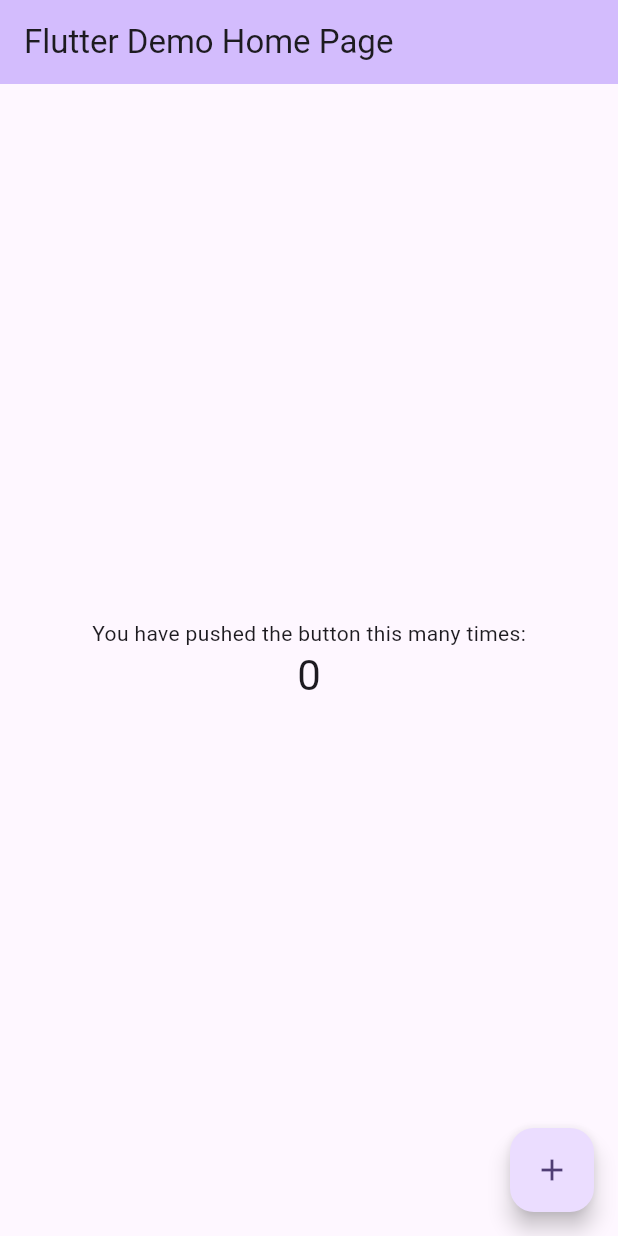
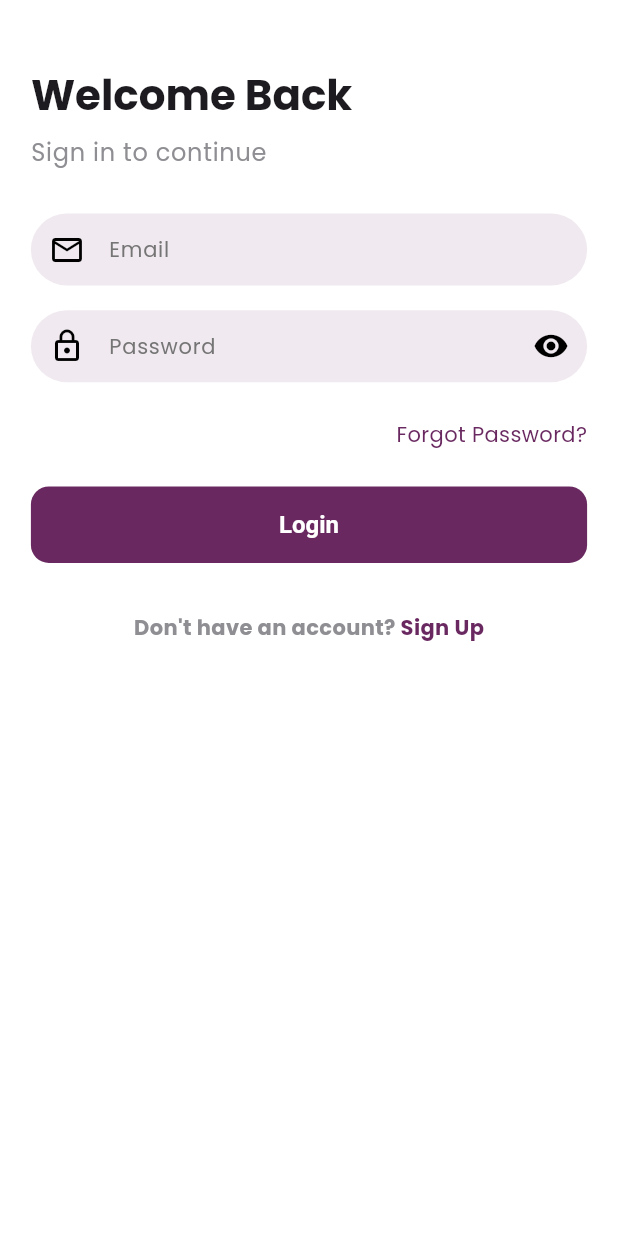
Before and after one commit to ganeshchay2021/chat_app, a Flutter app: the screen it shows after launch, on a phone screen of 412 x 824 dp. Run offline on Flutter 3.47's test engine with Material 3 defaults, Android fonts, the phone set to English and light mode, and no system bars; our stand-ins replace google_fonts.

Commit message:
Login Screen Added

```diff
--- /dev/null
+++ b/devtools_options.yaml
@@ -0,0 +1,3 @@
+description: This file stores settings for Dart & Flutter DevTools.
+documentation: https://docs.flutter.dev/tools/devtools/extensions#configure-extension-enablement-states
+extensions:
--- /dev/null
+++ b/lib/config/helper/app_helper.dart
@@ -0,0 +1,26 @@
+import 'package:flutter/widgets.dart';
+
+class SizeConfig {
+  static late MediaQueryData _mediaQueryData;
+  static late double screenWidth;
+  static late double screenHeight;
+  static late double blockSizeHorizontal;
+  static late double blockSizeVertical;
+
+  static late double textMultiplier;
+  static late double imageSizeMultiplier;
+  static late double heightMultiplier;
+
+  static void init(BuildContext context) {
+    _mediaQueryData = MediaQuery.of(context);
+    screenWidth = _mediaQueryData.size.width;
+    screenHeight = _mediaQueryData.size.height;
+
+    blockSizeHorizontal = screenWidth / 100;
+    blockSizeVertical = screenHeight / 100;
+
+    textMultiplier = blockSizeVertical;
+    imageSizeMultiplier = blockSizeHorizontal;
+    heightMultiplier = blockSizeVertical;
+  }
+}
--- /dev/null
+++ b/lib/config/theme/app_theme.dart
@@ -0,0 +1,98 @@
+import 'package:flutter/material.dart';
+import 'package:google_fonts/google_fonts.dart';
+
+class AppTheme {
+  // Define the primary color
+  static const primaryColor = Color(0xff692960);
+
+  static ThemeData lightTheme = ThemeData(
+    useMaterial3: true,
+    brightness: Brightness.light,
+
+    // Colors
+    colorScheme: const ColorScheme.light(
+      primary: primaryColor,
+      secondary: Color(0xFF8E8E93),
+      surface: Colors.white,
+      onSurface: Colors.black,
+      // Adding complementary colors that work well with #acdde0
+      tertiary: Color(0xFF7CBEC2), // Slightly darker shade for depth
+      onPrimary:
+          Colors.black87, // Dark text on primary color for better contrast
+    ),
+
+    // AppBar Theme
+    appBarTheme: const AppBarTheme(
+      backgroundColor: Colors.white,
+      elevation: 0,
+      centerTitle: false,
+      titleTextStyle: TextStyle(
+        color: Colors.black,
+        fontSize: 18,
+        fontWeight: FontWeight.w600,
+      ),
+      iconTheme: IconThemeData(color: Colors.black),
+    ),
+
+    // Input Decoration
+    inputDecorationTheme: InputDecorationTheme(
+      filled: true,
+      fillColor: primaryColor.withOpacity(0.1),
+      contentPadding: const EdgeInsets.symmetric(
+        horizontal: 16,
+        vertical: 8,
+      ),
+      border: OutlineInputBorder(
+        borderRadius: BorderRadius.circular(24),
+        borderSide: BorderSide.none,
+      ),
+      enabledBorder: OutlineInputBorder(
+        borderRadius: BorderRadius.circular(24),
+        borderSide: BorderSide.none,
+      ),
+      focusedBorder: OutlineInputBorder(
+        borderRadius: BorderRadius.circular(24),
+        borderSide: const BorderSide(color: primaryColor),
+      ),
+      hintStyle: TextStyle(
+        color: Colors.grey[600],
+        fontSize: 14,
+      ),
+    ),
+
+    // Message Bubbles
+    cardTheme: CardTheme(
+      color: primaryColor.withOpacity(0.1),
+      elevation: 0,
+      shape: RoundedRectangleBorder(
+        borderRadius: BorderRadius.circular(16),
+      ),
+    ),
+
+    // Icons
+    iconTheme: const IconThemeData(
+      color: Colors.black87,
+      size: 24,
+    ),
+
+    // Text Themes
+    textTheme: GoogleFonts.poppinsTextTheme(),
+
+    // Button Theme
+    elevatedButtonTheme: ElevatedButtonThemeData(
+      style: ElevatedButton.styleFrom(
+        backgroundColor: primaryColor,
+        foregroundColor: Colors.black87,
+        elevation: 0,
+        padding: const EdgeInsets.symmetric(vertical: 16),
+        shape: RoundedRectangleBorder(
+          borderRadius: BorderRadius.circular(12),
+        ),
+        textStyle: const TextStyle(
+          fontSize: 16,
+          fontWeight: FontWeight.w600,
+        ),
+      ),
+    ),
+  );
+}
--- /dev/null
+++ b/lib/core/common/custom_button.dart
@@ -0,0 +1,42 @@
+import 'package:flutter/material.dart';
+
+class CustomButton extends StatelessWidget {
+  final Function()? onPressed;
+  final String? text;
+  final Widget? child;
+
+  const CustomButton({
+    super.key,
+    required this.onPressed,
+    this.text,
+    this.child,
+  }) : assert(text != null || child != null,
+            'Either text or child must be provided');
+
+  @override
+  Widget build(BuildContext context) {
+    return SizedBox(
+      width: double.infinity,
+      child: ElevatedButton(
+        onPressed: onPressed,
+        style: ElevatedButton.styleFrom(
+          backgroundColor: Theme.of(context).colorScheme.primary,
+          foregroundColor: Colors.blue,
+          padding: const EdgeInsets.symmetric(vertical: 16),
+          shape: RoundedRectangleBorder(
+            borderRadius: BorderRadius.circular(12),
+          ),
+        ),
+        child: child ??
+            Text(
+              text!,
+              style: const TextStyle(
+                fontSize: 16,
+                color: Colors.white,
+                fontWeight: FontWeight.bold,
+              ),
+            ),
+      ),
+    );
+  }
+}
--- /dev/null
+++ b/lib/core/common/custom_textfield.dart
@@ -0,0 +1,39 @@
+// ignore_for_file: public_member_api_docs, sort_constructors_first
+import 'package:flutter/material.dart';
+
+class CustomTextfield extends StatelessWidget {
+  final TextEditingController controller;
+  final String hintText;
+  final Widget? prefexIcon;
+  final Widget? sufixIcon;
+  final bool obsecureText;
+  final TextInputType keyBoardType;
+  final FocusNode? focusNode;
+  final String? Function(String?)? validator;
+  const CustomTextfield({
+    super.key,
+    required this.controller,
+    required this.hintText,
+    required this.keyBoardType,
+    this.prefexIcon,
+    this.sufixIcon,
+    this.obsecureText = false,
+    this.focusNode,
+    this.validator,
+  });
+
+  @override
+  Widget build(BuildContext context) {
+    return TextFormField(
+      controller: controller,
+      obscureText: obsecureText,
+      validator: validator,
+      focusNode: focusNode,
+      decoration: InputDecoration(
+        hintText: hintText,
+        prefixIcon: prefexIcon,
+        suffixIcon: sufixIcon,
+      ),
+    );
+  }
+}
--- a/lib/main.dart
+++ b/lib/main.dart
@@ -1,125 +1,25 @@
 import 'package:flutter/material.dart';
+import 'package:real_chat_app/config/theme/app_theme.dart';
+import 'package:real_chat_app/presentation/screens/auth/login_screen.dart';
+
+import 'config/helper/app_helper.dart';
 
 void main() {
-  runApp(const MyApp());
+  runApp(
+    const MyApp(),
+  );
 }
 
 class MyApp extends StatelessWidget {
   const MyApp({super.key});
 
-  // This widget is the root of your application.
   @override
   Widget build(BuildContext context) {
+    SizeConfig.init(context); // Initialize once at app start
     return MaterialApp(
-      title: 'Flutter Demo',
-      theme: ThemeData(
-        // This is the theme of your application.
-        //
-        // TRY THIS: Try running your application with "flutter run". You'll see
-        // the application has a purple toolbar. Then, without quitting the app,
-        // try changing the seedColor in the colorScheme below to Colors.green
-        // and then invoke "hot reload" (save your changes or press the "hot
-        // reload" button in a Flutter-supported IDE, or press "r" if you used
-        // the command line to start the app).
-        //
-        // Notice that the counter didn't reset back to zero; the application
-        // state is not lost during the reload. To reset the state, use hot
-        // restart instead.
-        //
-        // This works for code too, not just values: Most code changes can be
-        // tested with just a hot reload.
-        colorScheme: ColorScheme.fromSeed(seedColor: Colors.deepPurple),
-        useMaterial3: true,
-      ),
-      home: const MyHomePage(title: 'Flutter Demo Home Page'),
+      title: 'Messanger App',
+      theme: AppTheme.lightTheme,
+      home: const LoginScreen(),
     );
   }
 }
-
-class MyHomePage extends StatefulWidget {
-  const MyHomePage({super.key, required this.title});
-
-  // This widget is the home page of your application. It is stateful, meaning
-  // that it has a State object (defined below) that contains fields that affect
-  // how it looks.
-
-  // This class is the configuration for the state. It holds the values (in this
-  // case the title) provided by the parent (in this case the App widget) and
-  // used by the build method of the State. Fields in a Widget subclass are
-  // always marked "final".
-
-  final String title;
-
-  @override
-  State<MyHomePage> createState() => _MyHomePageState();
-}
-
-class _MyHomePageState extends State<MyHomePage> {
-  int _counter = 0;
-
-  void _incrementCounter() {
-    setState(() {
-      // This call to setState tells the Flutter framework that something has
-      // changed in this State, which causes it to rerun the build method below
-      // so that the display can reflect the updated values. If we changed
-      // _counter without calling setState(), then the build method would not be
-      // called again, and so nothing would appear to happen.
-      _counter++;
-    });
-  }
-
-  @override
-  Widget build(BuildContext context) {
-    // This method is rerun every time setState is called, for instance as done
-    // by the _incrementCounter method above.
-    //
-    // The Flutter framework has been optimized to make rerunning build methods
-    // fast, so that you can just rebuild anything that needs updating rather
-    // than having to individually change instances of widgets.
-    return Scaffold(
-      appBar: AppBar(
-        // TRY THIS: Try changing the color here to a specific color (to
-        // Colors.amber, perhaps?) and trigger a hot reload to see the AppBar
-        // change color while the other colors stay the same.
-        backgroundColor: Theme.of(context).colorScheme.inversePrimary,
-        // Here we take the value from the MyHomePage object that was created by
-        // the App.build method, and use it to set our appbar title.
-        title: Text(widget.title),
-      ),
-      body: Center(
-        // Center is a layout widget. It takes a single child and positions it
-        // in the middle of the parent.
-        child: Column(
-          // Column is also a layout widget. It takes a list of children and
-          // arranges them vertically. By default, it sizes itself to fit its
-          // children horizontally, and tries to be as tall as its parent.
-          //
-          // Column has various properties to control how it sizes itself and
-          // how it positions its children. Here we use mainAxisAlignment to
-          // center the children vertically; the main axis here is the vertical
-          // axis because Columns are vertical (the cross axis would be
-          // horizontal).
-          //
-          // TRY THIS: Invoke "debug painting" (choose the "Toggle Debug Paint"
-          // action in the IDE, or press "p" in the console), to see the
-          // wireframe for each widget.
-          mainAxisAlignment: MainAxisAlignment.center,
-          children: <Widget>[
-            const Text(
-              'You have pushed the button this many times:',
-            ),
-            Text(
-              '$_counter',
-              style: Theme.of(context).textTheme.headlineMedium,
-            ),
-          ],
-        ),
-      ),
-      floatingActionButton: FloatingActionButton(
-        onPressed: _incrementCounter,
-        tooltip: 'Increment',
-        child: const Icon(Icons.add),
-      ), // This trailing comma makes auto-formatting nicer for build methods.
-    );
-  }
-}
--- /dev/null
+++ b/lib/presentation/screens/auth/login_screen.dart
@@ -0,0 +1,134 @@
+import 'package:flutter/gestures.dart';
+import 'package:flutter/material.dart';
+import 'package:real_chat_app/config/helper/app_helper.dart';
+import 'package:real_chat_app/core/common/custom_button.dart';
+import 'package:real_chat_app/core/common/custom_textfield.dart';
+
+class LoginScreen extends StatefulWidget {
+  const LoginScreen({super.key});
+
+  @override
+  State<LoginScreen> createState() => _LoginScreenState();
+}
+
+class _LoginScreenState extends State<LoginScreen> {
+  final TextEditingController _emailController = TextEditingController();
+  final TextEditingController _passwordController = TextEditingController();
+
+  @override
+  void dispose() {
+    _emailController.dispose();
+    _passwordController.dispose();
+    super.dispose();
+  }
+
+  @override
+  Widget build(BuildContext context) {
+    return Scaffold(
+      body: SafeArea(
+        child: Padding(
+          padding:
+              EdgeInsets.symmetric(horizontal: SizeConfig.screenWidth * 0.05),
+          child: Form(
+            child: Column(
+              crossAxisAlignment: CrossAxisAlignment.start,
+              children: [
+                //30
+                SizedBox(height: SizeConfig.screenHeight * 0.055),
+
+                //Welcome Text
+                Text("Welcome Back",
+                    style: Theme.of(context).textTheme.headlineMedium!.copyWith(
+                          fontWeight: FontWeight.bold,
+                        )),
+                //10
+                SizedBox(height: SizeConfig.screenHeight * 0.01),
+
+                //Continue text
+                Text(
+                  "Sign in to continue",
+                  style: Theme.of(context).textTheme.bodyLarge!.copyWith(
+                        color: Theme.of(context).colorScheme.secondary,
+                      ),
+                ),
+
+                //30
+                SizedBox(height: SizeConfig.screenHeight * 0.035),
+
+                //Custom TextField for Email
+                CustomTextfield(
+                  prefexIcon: const Icon(Icons.email_outlined),
+                  controller: _emailController,
+                  hintText: "Email",
+                  keyBoardType: TextInputType.text,
+                ),
+
+                //17
+                SizedBox(height: SizeConfig.screenHeight * 0.02),
+
+                //Custom Textfiled for password
+                CustomTextfield(
+                  sufixIcon: const Icon(Icons.visibility),
+                  prefexIcon: const Icon(Icons.lock_outline),
+                  controller: _passwordController,
+                  hintText: "Password",
+                  obsecureText: true,
+                  keyBoardType: TextInputType.text,
+                ),
+
+                //17
+                SizedBox(height: SizeConfig.screenHeight * 0.03),
+                Row(
+                  mainAxisAlignment: MainAxisAlignment.end,
+                  children: [
+                    RichText(
+                      text: TextSpan(
+                        recognizer: TapGestureRecognizer(),
+                        text: "Forgot Password?",
+                        style: Theme.of(context).textTheme.bodyMedium!.copyWith(
+                              color: Theme.of(context).colorScheme.primary,
+                            ),
+                      ),
+                    ),
+                  ],
+                ),
+                SizedBox(height: SizeConfig.screenHeight * 0.03),
+
+                //Login Button
+                CustomButton(onPressed: () {}, text: "Login"),
+
+                SizedBox(height: SizeConfig.screenHeight * 0.04),
+
+                //Signup text buttoon
+                Center(
+                  child: RichText(
+                    text: TextSpan(
+                      text: "Don't have an account? ",
+                      style: Theme.of(context).textTheme.bodyMedium!.copyWith(
+                            color: Theme.of(context).colorScheme.secondary,
+                            fontWeight: FontWeight.bold,
+                          ),
+                      children: [
+                        TextSpan(
+                          recognizer: TapGestureRecognizer(),
+                          text: "Sign Up",
+                          style: Theme.of(context)
+                              .textTheme
+                              .bodyMedium!
+                              .copyWith(
+                                color: Theme.of(context).colorScheme.primary,
+                                fontWeight: FontWeight.bold,
+                              ),
+                        )
+                      ],
+                    ),
+                  ),
+                )
+              ],
+            ),
+          ),
+        ),
+      ),
+    );
+  }
+}
--- a/pubspec.yaml
+++ b/pubspec.yaml
@@ -35,6 +35,10 @@ dependencies:
   # The following adds the Cupertino Icons font to your application.
   # Use with the CupertinoIcons class for iOS style icons.
   cupertino_icons: ^1.0.6
+  flex_color_scheme: ^7.3.1
+  bloc: ^9.0.0
+  flutter_bloc: ^9.1.0
+  google_fonts: ^6.2.1
 
 dev_dependencies:
   flutter_test:
```
Also changed, not shown: pubspec.lock, 1 other file.
